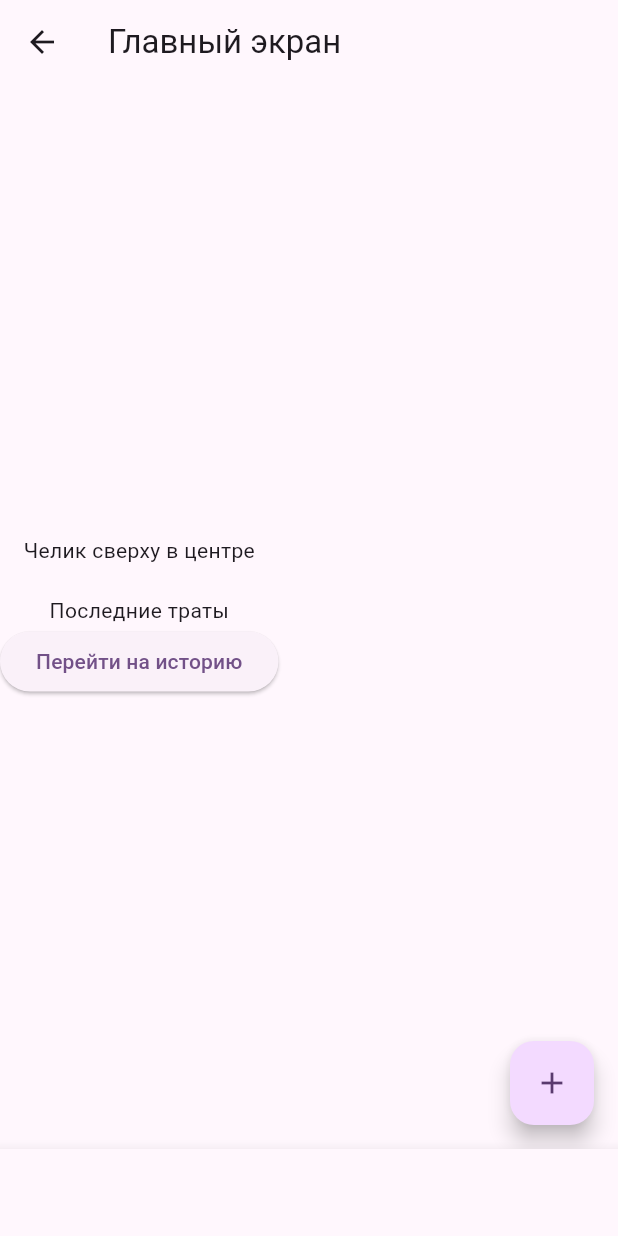
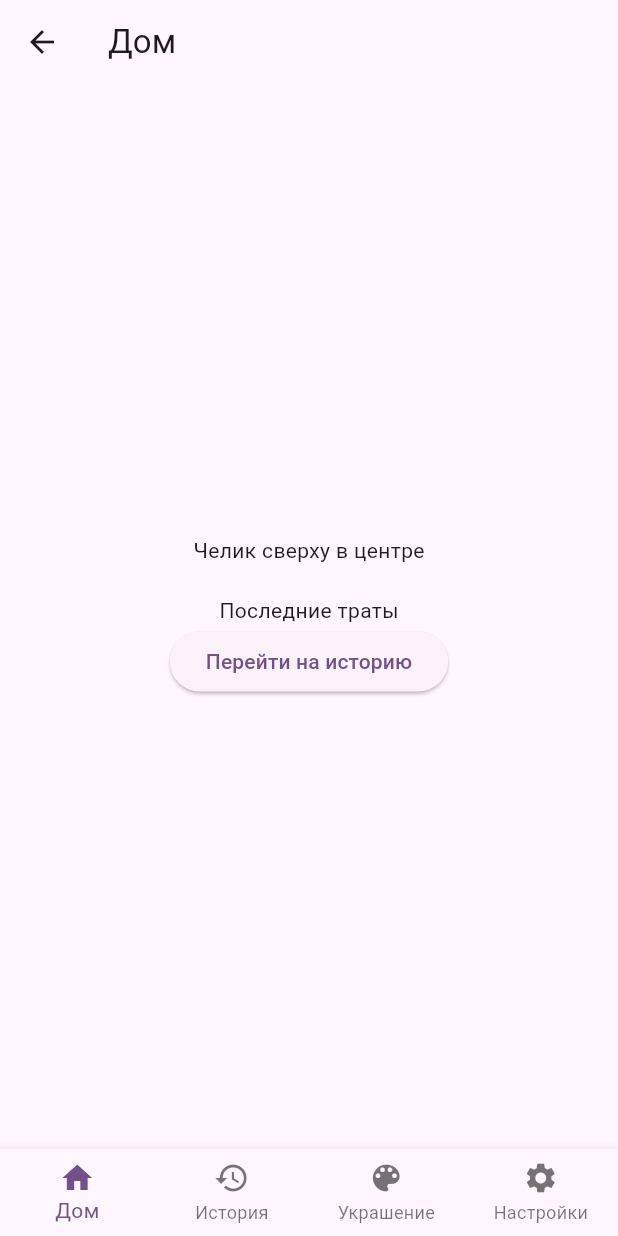
Before and after one commit to gm116/MoneyTama, a Flutter app: the screen it shows after launch, after a tap on "Continue", on a phone screen of 412 x 824 dp. Run offline on Flutter 3.47's test engine with Material 3 defaults, Android fonts, the phone set to English and light mode, and no system bars; our stand-ins replace flutter_bloc, get_it, shared_preferences.

Commit message:
navigation, pie chart, streak

```diff
--- a/lib/data/service/shared_pref_repository_impl.dart
+++ b/lib/data/service/shared_pref_repository_impl.dart
@@ -12,6 +12,9 @@ class SharedPrefRepositoryImpl implements SharedPrefRepository {
   Future<Map<DateTime, bool>> getWeekAttendance() async {
     final sharedPrefs = await SharedPreferences.getInstance();
     final attendanceData = sharedPrefs.getString(_attendanceKey);
+    final DateTime today = DateTime(
+        DateTime.now().year, DateTime.now().month, DateTime.now().day
+    );
 
     if (attendanceData == null) {
       sharedPrefs.setString(
@@ -20,8 +23,24 @@ class SharedPrefRepositoryImpl implements SharedPrefRepository {
       return _initializeCurrentWeek();
     }
 
-    final Map<String, dynamic> decodedData = Map<String, dynamic>.from(
+    Map<String, dynamic> decodedData = Map<String, dynamic>.from(
         jsonDecode(attendanceData) as Map);
+
+    DateTime? startDate = DateTime.parse(
+        sharedPrefs.getString(_streakStartDateKey) ??
+            _normalizeDate(DateTime.now()).toIso8601String());
+
+    for (final key in decodedData.keys) {
+      if (DateTime.parse(key).isBefore(today)) break;
+      if (!(decodedData[key] as bool)) {
+        startDate = null;
+      } else {
+        startDate ??= DateTime.parse(key);
+        sharedPrefs.setString(
+            _streakStartDateKey,
+            startDate.toIso8601String());
+      }
+    }
 
     final currentWeekDates = _getCurrentWeekDates();
     logger.info('repo getWeekAttendance: $decodedData');
--- a/lib/domain/entity/streak_info.dart
+++ b/lib/domain/entity/streak_info.dart
@@ -6,4 +6,9 @@ class StreakInfo {
     required this.startDate,
     required this.attendance,
   });
+
+  @override
+  String toString() {
+    return 'StreakInfo(startDate: $startDate, attendance: $attendance)';
+  }
 }
--- a/lib/presentation/screens/home_screen.dart
+++ b/lib/presentation/screens/home_screen.dart
@@ -7,9 +7,8 @@ class HomeScreen extends StatelessWidget {
 
   @override
   Widget build(BuildContext context) {
-    return Scaffold(
-      appBar: AppBar(title: const Text('Главный экран')),
-      body: Column(
+    return Center(
+      child: Column(
           mainAxisAlignment: MainAxisAlignment.center,
           children: [
             const Text('Челик сверху в центре'),
@@ -21,13 +20,7 @@ class HomeScreen extends StatelessWidget {
               },
               child: const Text('Перейти на историю'),
             ),
-        ],
-      ),
-      floatingActionButton: FloatingActionButton(
-        onPressed: () {
-          // Navigate to add expense screen
-        },
-        child: const Icon(Icons.add),
+          ]
       ),
     );
   }
--- a/lib/presentation/screens/main_scaffold.dart
+++ b/lib/presentation/screens/main_scaffold.dart
@@ -41,8 +41,20 @@ class _MainScaffoldState extends State<MainScaffold> {
   @override
   Widget build(BuildContext context) {
     return Scaffold(
+      appBar: AppBar(
+        title: Text(
+          _currentIndex == 0
+              ? 'Дом'
+              : _currentIndex == 1
+                  ? 'История расходов'
+                  : _currentIndex == 2
+                      ? 'Украшение питомца'
+                      : 'Настройки',
+        ),
+      ),
       body: _pages[_currentIndex],
       bottomNavigationBar: BottomNavigationBar(
+        type: BottomNavigationBarType.fixed,
         currentIndex: _currentIndex,
         onTap: _updateIndex,
         items: const [
--- a/lib/presentation/screens/streak_screen.dart
+++ b/lib/presentation/screens/streak_screen.dart
@@ -1,6 +1,7 @@
 import 'package:flutter/material.dart';
 import 'package:flutter_bloc/flutter_bloc.dart';
 import 'package:moneytama/presentation/screens/main_scaffold.dart';
+import 'package:moneytama/presentation/views/streak_info_view.dart';
 
 import '../../tools/logger.dart';
 import '../cubit/streak_info/streak_info_cubit.dart';
@@ -25,15 +26,12 @@ class StreakScreen extends StatelessWidget {
       child: BlocListener<StreakInfoCubit, StreakInfoState>(
         listener: (context, state) {
           if (state is StreakInfoSkip) {
-              logger.info('StreakInfoSkip state received, navigating to MainScaffold');
+            logger.info(
+                'StreakInfoSkip state received, navigating to MainScaffold');
             getIt<NavigationService>().navigateTo(MainScaffold.routeName);
           }
         },
         child: Scaffold(
-            appBar: AppBar(
-              title: const Text('Streak'),
-              centerTitle: true,
-            ),
           body: BlocBuilder<StreakInfoCubit, StreakInfoState>(
             builder: (context, state) {
               if (state is StreakInfoLoaded) {
@@ -49,25 +47,21 @@ class StreakScreen extends StatelessWidget {
                       ),
                       const SizedBox(height: 20),
                       const Text(
-                          '🔥 You\'ve been active for:',
+                        '🔥 Your current streak:',
                         style: TextStyle(
                             fontSize: 24, fontWeight: FontWeight.bold),
                         textAlign: TextAlign.center,
                       ),
                       const SizedBox(height: 10),
                       Text(
-                          '${state.currentStreak} days in a row!',
+                        '${state.currentStreak} days!',
                         style: TextStyle(fontSize: 32,
                             fontWeight: FontWeight.bold,
                             color: Colors.orange),
                         textAlign: TextAlign.center,
                       ),
                       const SizedBox(height: 20),
-                        const Text(
-                          'Keep up the great work and maintain your streak!',
-                          style: TextStyle(fontSize: 18, color: Colors.grey),
-                          textAlign: TextAlign.center,
-                        ),
+                      StreakInfoView(attendance: state.attendance),
                       const SizedBox(height: 40),
                       ElevatedButton(
                         onPressed: () {
@@ -91,7 +85,7 @@ class StreakScreen extends StatelessWidget {
             },
           ),
         ),
-        )
+      ),
     );
   }
 }
--- /dev/null
+++ b/lib/presentation/views/streak_info_view.dart
@@ -0,0 +1,68 @@
+import 'package:flutter/material.dart';
+
+class StreakInfoView extends StatelessWidget {
+  final Map<DateTime, bool> attendance;
+
+  const StreakInfoView({super.key, required this.attendance});
+
+  @override
+  Widget build(BuildContext context) {
+    final today = DateTime(
+      DateTime
+          .now()
+          .year,
+      DateTime
+          .now()
+          .month,
+      DateTime
+          .now()
+          .day,
+    );
+    final weekDays = List
+        .generate(7, (index) => today.subtract(Duration(days: index)).toLocal())
+        .reversed
+        .toList();
+
+    return Container(
+        padding: const EdgeInsets.all(16.0),
+        decoration: BoxDecoration(
+          color: Theme.of(context).colorScheme.secondaryContainer,
+          borderRadius: BorderRadius.circular(16.0),
+          boxShadow: [
+            BoxShadow(
+              color: Colors.black.withAlpha(10),
+              blurRadius: 8.0,
+              offset: const Offset(0, 4),
+            ),
+          ],
+        ),
+        child: Row(
+          mainAxisAlignment: MainAxisAlignment.spaceEvenly,
+          children: weekDays.map((day) {
+            final isUpcoming = day.isAfter(today);
+            final isActive = attendance[day] == true;
+            final isMissed = attendance[day] == false;
+
+            IconData icon;
+            Color color;
+
+            if (isUpcoming) {
+              icon = Icons.access_time;
+              color = Colors.grey;
+            } else if (isActive) {
+              icon = Icons.local_fire_department;
+              color = Colors.orange;
+            } else if (isMissed) {
+              icon = Icons.warning;
+              color = Colors.red;
+            } else {
+              icon = Icons.help_outline;
+              color = Colors.blueGrey;
+            }
+
+            return Icon(icon, color: color, size: 40);
+          }).toList(),
+        )
+    );
+  }
+}
```
Also changed, not shown: lib/presentation/screens/add_expense_screen.dart (+2 -5 lines), lib/presentation/screens/decoration_screen.dart (+2 -5 lines), lib/presentation/screens/history_screen.dart (+10 -4 lines), lib/presentation/screens/settings_screen.dart (+2 -5 lines), lib/presentation/views/analytical_pie_chart.dart (added, +130 -0 lines), 1 other file. Lines whose indentation alone changed are shown as unchanged.
